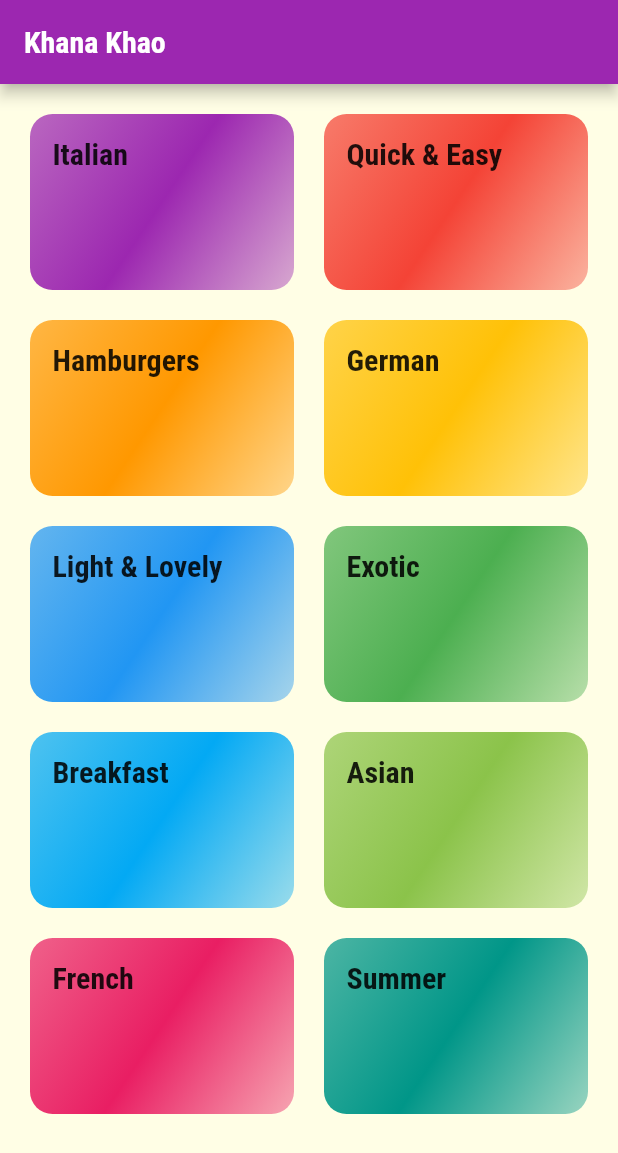
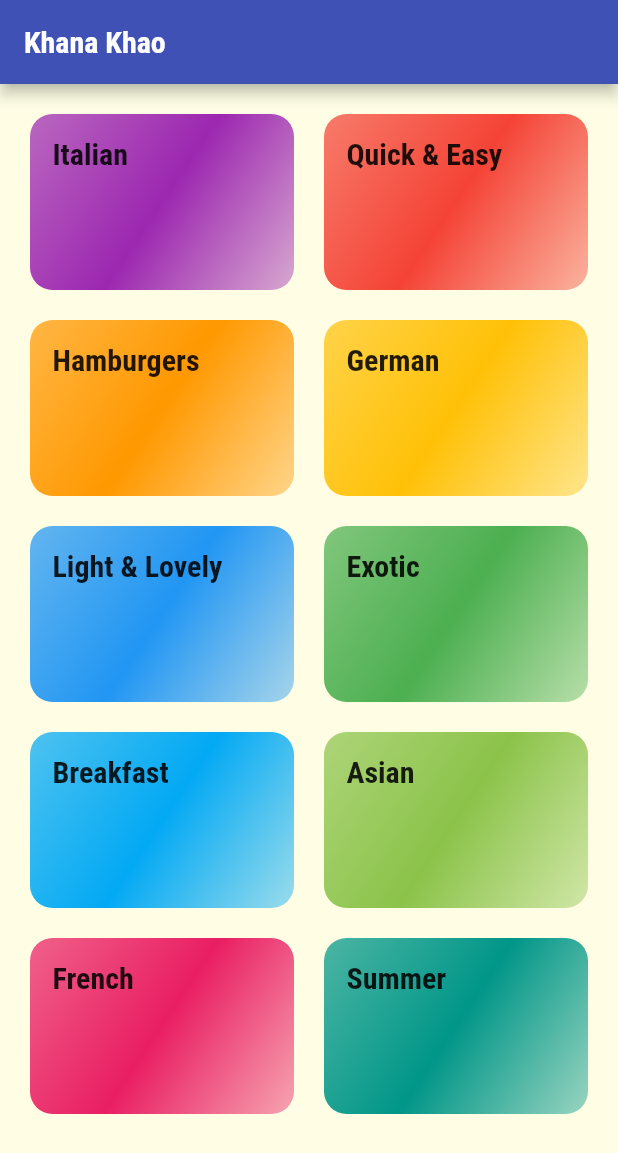
Before and after one commit to akjha96/Khana_Khao_Flutter_App, a Flutter app: the screen it shows after launch, on a phone screen of 412 x 824 dp. Shown: the top 1153 px of the screen. Run offline on Flutter 3.47's test engine with Material 2 defaults, Android fonts, the phone set to English and light mode, and no system bars.

Commit message:
Changed App color

```diff
--- a/lib/main.dart
+++ b/lib/main.dart
@@ -18,7 +18,7 @@ class MyApp extends StatelessWidget {
         canvasColor: const Color.fromRGBO(255, 254, 229, 1),
         fontFamily: 'Raleway',
         colorScheme: ColorScheme.fromSwatch(
-          primarySwatch: Colors.purple,
+          primarySwatch: Colors.indigo,
           errorColor: Colors.red,
         ).copyWith(
           secondary: Colors.amber,
```
